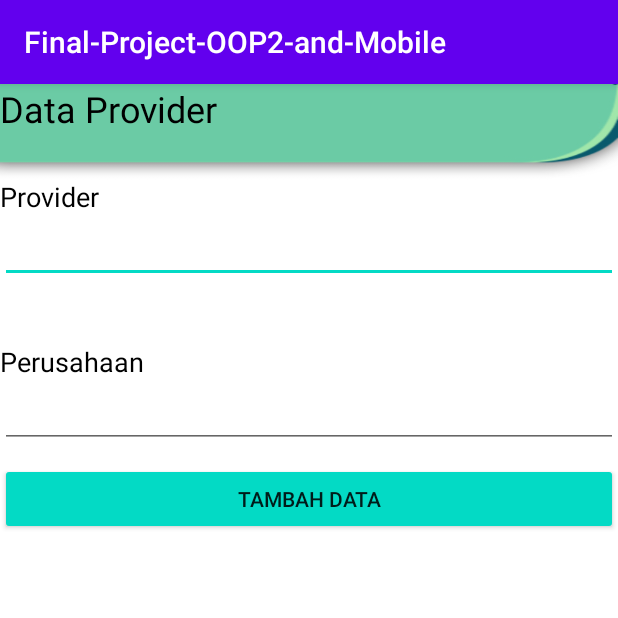
After one commit to faqihakih/final-project-oop2, an Android app: the DimasActivity screen opened directly, with no data from a screen before it, on a phone screen of 412 x 824 dp, the top half of it. The commit adds this screen. Run offline under Robolectric (Android 15) with nearby library versions, the phone set to English and light mode, and no system bars; libraries missing offline, so code that uses them is left out: io.realm, io.realm.exceptions; 5 statements that could not run were skipped.

Commit message:
update dimas 18090122

```diff
--- a/app/build.gradle
+++ b/app/build.gradle
@@ -32,6 +32,7 @@ dependencies {
     implementation 'androidx.core:core-ktx:1.3.2'
     implementation 'androidx.appcompat:appcompat:1.2.0'
     implementation 'androidx.constraintlayout:constraintlayout:2.0.4'
+    implementation "androidx.recyclerview:recyclerview:1.1.0"
     testImplementation 'junit:junit:4.12'
     androidTestImplementation 'androidx.test.ext:junit:1.1.2'
     androidTestImplementation 'androidx.test.espresso:espresso-core:3.3.0'
--- a/app/src/main/AndroidManifest.xml
+++ b/app/src/main/AndroidManifest.xml
@@ -3,13 +3,14 @@
     package="com.example.final_project_oop2_and_mobile">
 
     <application
+        android:name=".MyApplication"
         android:allowBackup="true"
         android:icon="@mipmap/ic_launcher"
         android:label="@string/app_name"
         android:roundIcon="@mipmap/ic_launcher_round"
         android:supportsRtl="true"
-        android:name=".MyApplication"
         android:theme="@style/AppTheme">
+        <activity android:name=".DimasActivity"></activity>
         <activity android:name=".MainActivity">
             <intent-filter>
                 <action android:name="android.intent.action.MAIN" />
--- /dev/null
+++ b/app/src/main/java/com/example/final_project_oop2_and_mobile/DimasActivity.kt
@@ -0,0 +1,68 @@
+package com.example.final_project_oop2_and_mobile
+
+
+import androidx.appcompat.app.AppCompatActivity
+import android.os.Bundle
+import androidx.recyclerview.widget.LinearLayoutManager
+import com.example.final_project_oop2_and_mobile.realm.UserDimas
+import com.example.final_project_oop2_and_mobile.realm.UserDimasAdapter
+import io.realm.Realm
+import io.realm.exceptions.RealmException
+import kotlinx.android.synthetic.main.activity_dimas.*
+
+class DimasActivity : AppCompatActivity() {
+    lateinit var userDimasAdapter: UserDimasAdapter
+    var ln = LinearLayoutManager(this)
+
+
+    lateinit var realm: Realm
+
+    fun initView(){
+        rv_hasil.layoutManager = ln
+        userDimasAdapter = UserDimasAdapter(this)
+        rv_hasil.adapter = userDimasAdapter
+
+        realm = Realm.getDefaultInstance()
+        getAllUSer()
+
+    }
+    override fun onCreate(savedInstanceState: Bundle?) {
+        super.onCreate(savedInstanceState)
+        initView()
+        action()
+        setContentView(R.layout.activity_dimas)
+    }
+    fun action(){
+        btn_add.setOnClickListener {
+            realm.beginTransaction()
+            var count = 0
+
+            realm.where(UserDimas::class.java).findAll().let {
+                for(i in it){
+                    count++
+                }
+            }
+            try {
+                var user = realm.createObject(UserDimas::class.java)
+                user.setId(count+1)
+                user.setProvider(et_provider.text.toString())
+                user.setPerusahaan(et_perusahaan.text.toString())
+                getAllUSer()
+
+//                hasil.text = user.getId().toString() + " " + user.getProvider() + " " + user.getPerusahaan()
+                et_provider.setText("")
+                et_perusahaan.setText("")
+                realm.commitTransaction()
+            }catch (e: RealmException){
+
+            }
+        }
+    }
+    fun getAllUSer(){
+        realm.where(UserDimas::class.java).findAll().let {
+            userDimasAdapter.setUser(it)
+        }
+    }
+
+
+}
--- a/app/src/main/java/com/example/final_project_oop2_and_mobile/MainActivity.kt
+++ b/app/src/main/java/com/example/final_project_oop2_and_mobile/MainActivity.kt
@@ -1,11 +1,17 @@
 package com.example.final_project_oop2_and_mobile
 
+import android.content.Intent
 import androidx.appcompat.app.AppCompatActivity
 import android.os.Bundle
+import kotlinx.android.synthetic.main.activity_main.*
 
 class MainActivity : AppCompatActivity() {
     override fun onCreate(savedInstanceState: Bundle?) {
         super.onCreate(savedInstanceState)
         setContentView(R.layout.activity_main)
+
+        btn_dimas.setOnClickListener(){
+            startActivity(Intent(this,DimasActivity::class.java))
+        }
     }
 }
--- /dev/null
+++ b/app/src/main/res/layout/activity_dimas.xml
@@ -0,0 +1,67 @@
+<?xml version="1.0" encoding="utf-8"?>
+<LinearLayout xmlns:android="http://schemas.android.com/apk/res/android"
+    xmlns:app="http://schemas.android.com/apk/res-auto"
+    xmlns:tools="http://schemas.android.com/tools"
+    android:layout_width="match_parent"
+    android:layout_height="match_parent"
+    tools:context=".DimasActivity"
+    android:background="@drawable/andro">
+
+    <LinearLayout
+        android:layout_width="match_parent"
+        android:layout_height="match_parent"
+        android:orientation="vertical">
+
+        <TextView
+            android:layout_width="wrap_content"
+            android:layout_height="wrap_content"
+            android:text="Data Provider"
+            android:textColor="#000"
+            android:textSize="24dp" />
+
+        <TextView
+            android:layout_width="match_parent"
+            android:layout_height="wrap_content"
+            android:paddingTop="30dp"
+            android:text="Provider"
+            android:textColor="#000"
+            android:textSize="18dp"/>
+        <EditText
+            android:id="@+id/et_provider"
+            android:layout_width="match_parent"
+            android:layout_height="wrap_content"/>
+        <TextView
+            android:layout_marginTop="10dp"
+            android:layout_width="match_parent"
+            android:layout_height="wrap_content"
+            android:paddingTop="30dp"
+            android:text="Perusahaan"
+            android:textColor="#000"
+            android:textSize="18dp"/>
+        <EditText
+            android:id="@+id/et_perusahaan"
+            android:layout_width="match_parent"
+            android:layout_height="wrap_content"/>
+        <Button
+            android:id="@+id/btn_add"
+            android:layout_marginTop="10dp"
+            android:layout_width="match_parent"
+            android:layout_height="wrap_content"
+            android:text="Tambah Data"
+            android:backgroundTint="@color/colorAccent"/>
+        <TextView
+            android:id="@+id/hasil"
+            android:layout_width="match_parent"
+            android:layout_height="wrap_content"/>
+
+        <androidx.recyclerview.widget.RecyclerView
+            android:id="@+id/rv_hasil"
+            android:layout_width="match_parent"
+            android:layout_height="wrap_content">
+
+        </androidx.recyclerview.widget.RecyclerView>
+    </LinearLayout>
+
+
+
+</LinearLayout>
```
Also changed, not shown: app/src/main/java/com/example/final_project_oop2_and_mobile/realm/UserDimas.kt (+10 -10 lines), app/src/main/java/com/example/final_project_oop2_and_mobile/realm/UserDimasAdapter.kt (added, +46 -0 lines), app/src/main/res/layout/activity_main.xml (+13 -0 lines), app/src/main/res/layout/item_userdimas.xml (added, +19 -0 lines), app/src/main/res/drawable/andro.jpg (added).
